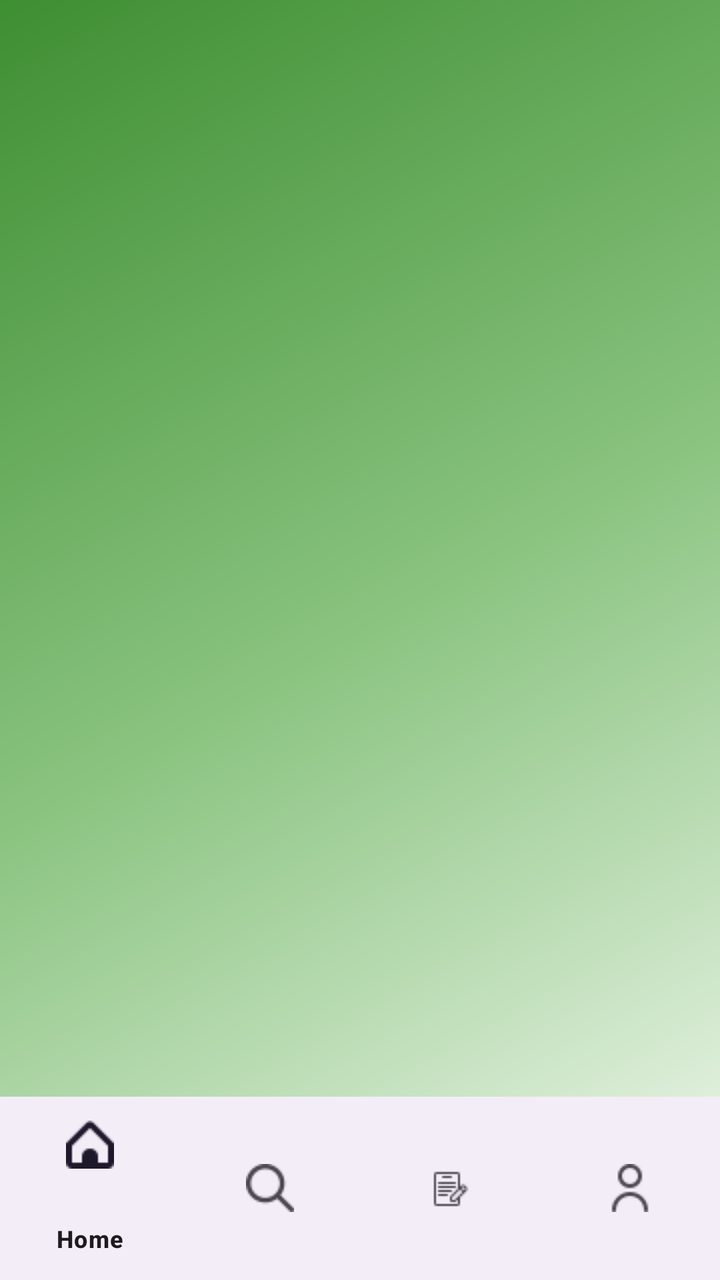
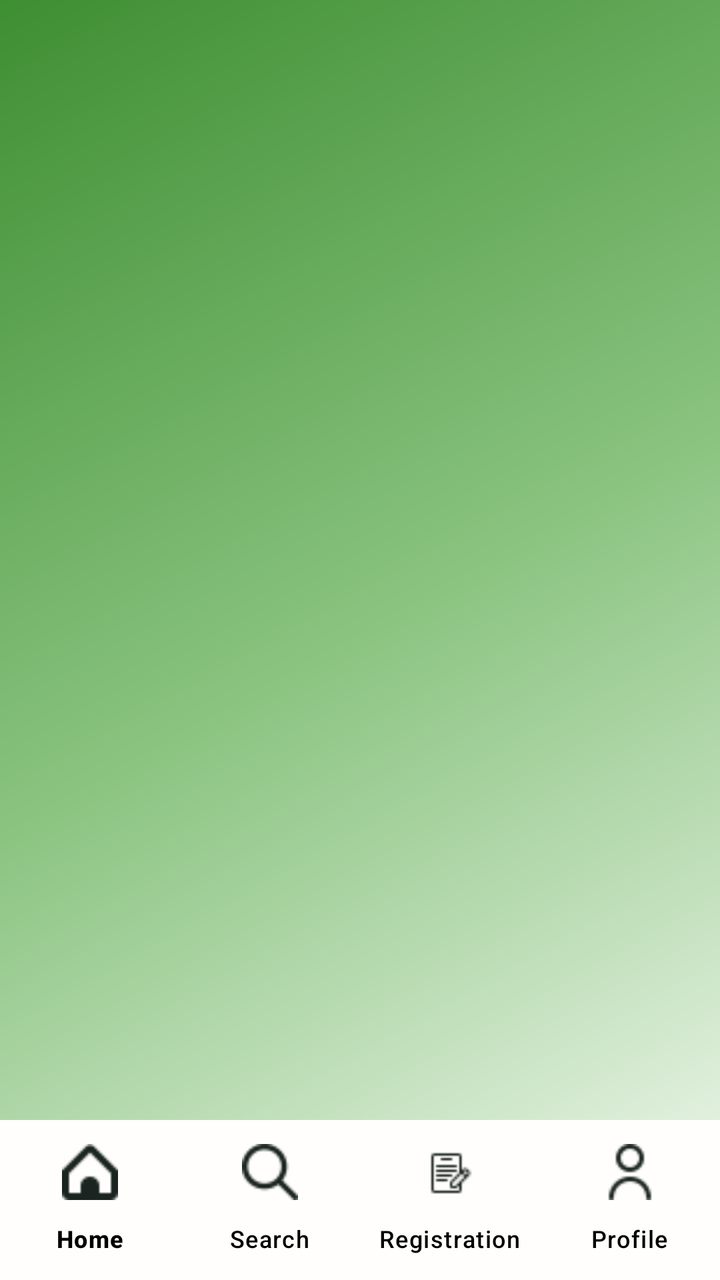

Two renders of the same Android screen: before a commit and after it. Below are the layout's source before the change and the commit's diff.
<!-- AndroidManifest.xml: application theme Theme.CtrlAndroid -->
<!-- res/layout/activity_home.xml -->
<?xml version="1.0" encoding="utf-8"?>
<LinearLayout
    android:orientation="vertical"
    xmlns:android="http://schemas.android.com/apk/res/android"
    xmlns:app="http://schemas.android.com/apk/res-auto"
    xmlns:tools="http://schemas.android.com/tools"
    android:id="@+id/main"
    android:layout_width="match_parent"
    android:layout_height="match_parent"
    android:background="@drawable/gradient_background1"
    tools:context=".HomeActivity"
    android:layout_weight="100">

    <FrameLayout
        android:layout_width="match_parent"
        android:layout_height="0dp"
        android:layout_weight="90"
        android:id="@+id/BottomMenuHomeFrame"/>

    <com.google.android.material.bottomnavigation.BottomNavigationView
        android:layout_width="match_parent"
        android:layout_height="0dp"
        android:layout_weight="15"
        android:id="@+id/HomeBottomMenuHome"
        app:menu="@menu/home_bottom_menu"/>


</LinearLayout>
<!-- resources referenced by this layout -->
<resources>
  <!-- drawable gradient_background1 (drawable) -->
  <?xml version="1.0" encoding="utf-8"?>
  <shape xmlns:android="http://schemas.android.com/apk/res/android">
  
  
  
  
  
  
  
  
  
  
  
      <gradient
          android:angle="135"
          android:startColor="#F5FAF3"
          android:centerColor="#8BC481"
          android:endColor="#3E8E32"
          android:type="linear" />
  </shape>
  <style name="Theme.CtrlAndroid" parent="Base.Theme.CtrlAndroid" />
  <style name="Base.Theme.CtrlAndroid" parent="Theme.Material3.DayNight.NoActionBar">
          
          
      </style>
</resources>

<!-- the commit's change to res/layout/activity_home.xml (unified diff, before → after) -->
@@ -18,11 +18,18 @@
         android:id="@+id/BottomMenuHomeFrame"/>
 
     <com.google.android.material.bottomnavigation.BottomNavigationView
+        android:id="@+id/HomeBottomMenuHome"
         android:layout_width="match_parent"
-        android:layout_height="0dp"
-        android:layout_weight="15"
-        android:id="@+id/HomeBottomMenuHome"
-        app:menu="@menu/home_bottom_menu"/>
-
+        android:layout_height="wrap_content"
+        android:layout_gravity="bottom"
+        android:background="#FFFEFC"
+        android:elevation="8dp"
+        app:menu="@menu/home_bottom_menu"
+        app:itemIconSize="28dp"
+        app:itemIconTint="#1A2421"
+        app:itemTextColor="@color/black"
+        app:itemRippleColor="@color/secondary"
+        app:labelVisibilityMode="labeled"
+     />
 
 </LinearLayout>
<!-- resource entries referenced after the edit -->
@@ -1,5 +1,7 @@
 <!-- resources referenced by this layout -->
 <resources>
+  <color name="black">#FF000000</color>
+  <color name="secondary">#14B8A6</color>
   <!-- drawable gradient_background1 (drawable) -->
   <?xml version="1.0" encoding="utf-8"?>
   <shape xmlns:android="http://schemas.android.com/apk/res/android">
